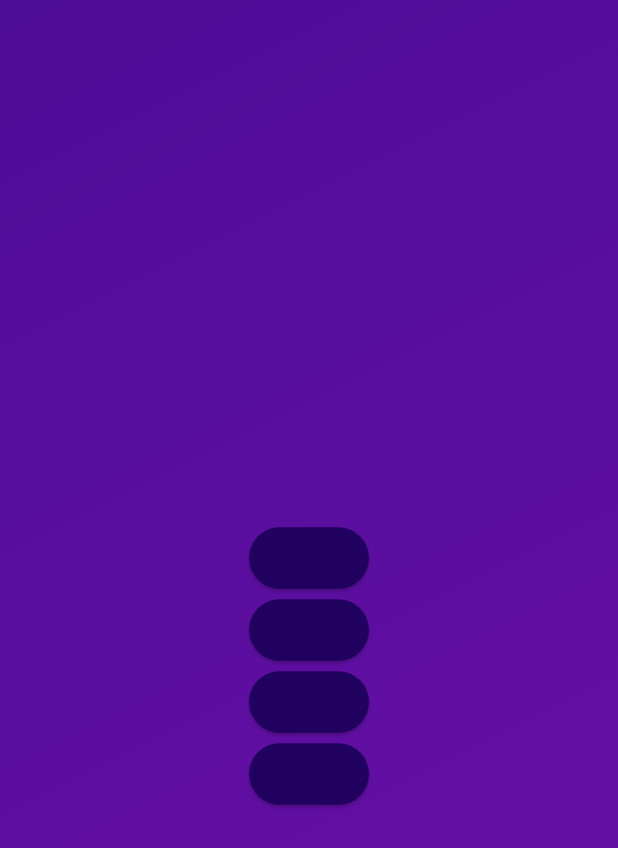
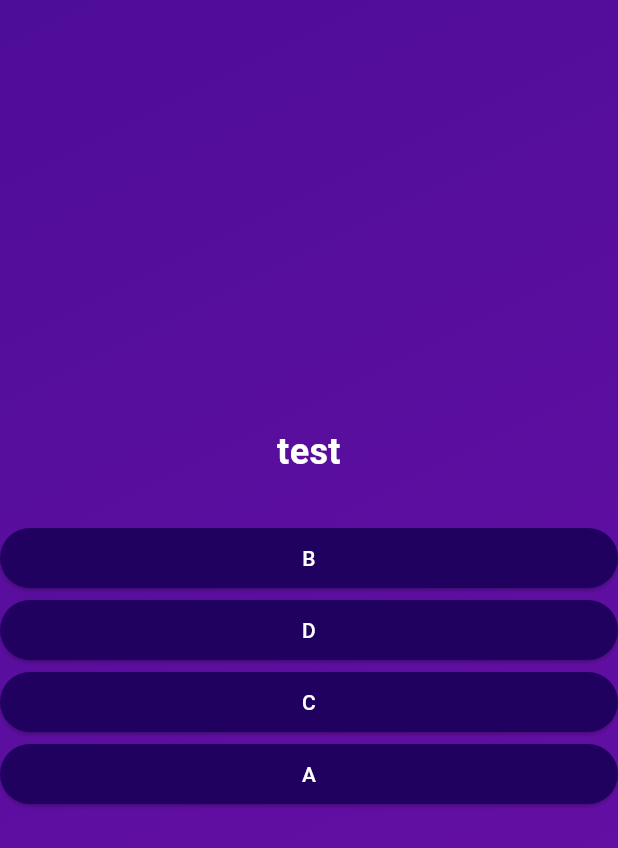
Before and after one commit to symphatixe/quiz_app, a Flutter app: the screen it shows after launch, after a tap on "Start Quiz", on a phone screen of 412 x 824 dp. Shown: the top 848 px of the screen. Run offline on Flutter 3.47's test engine with Material 3 defaults, Android fonts, the phone set to English and light mode, and no system bars.

Commit message:
Finished working on randomizing the answer buttons.

```diff
--- a/lib/answer_button.dart
+++ b/lib/answer_button.dart
@@ -8,6 +8,7 @@ class AnswerButton extends StatelessWidget {
 
   @override
   Widget build(context) {
+
     return ElevatedButton(
       onPressed: onTap,
       style: ElevatedButton.styleFrom(
@@ -18,7 +19,10 @@ class AnswerButton extends StatelessWidget {
           horizontal: 40,
         )
       ),
-      child: Text(answerText),
+      child: Text(
+        answerText,
+        textAlign: TextAlign.center,
+      ),
     );
   }
 }
--- a/lib/data/questions.dart
+++ b/lib/data/questions.dart
@@ -2,12 +2,12 @@ import 'package:quiz_app/models/quiz_question.dart';
 
 const questions = [
   QuizQuestion(
-    "",
+    "test",
     [
-      "",
-      "",
-      "",
-      "",
+      "A",
+      "B",
+      "C",
+      "D",
     ]
   ),
   QuizQuestion(
--- a/lib/models/quiz_question.dart
+++ b/lib/models/quiz_question.dart
@@ -3,4 +3,10 @@ class QuizQuestion{
 
   final String text;
   final List<String> answers;
+
+  List<String> getShuffledAnswers() {
+    final shuffledList = List.of(answers);
+    shuffledList.shuffle();
+    return shuffledList;
+  }
 }
--- a/lib/quiz_screen.dart
+++ b/lib/quiz_screen.dart
@@ -12,14 +12,24 @@ class QuizScreen extends StatefulWidget {
 }
 
 class _ScreenState extends State<QuizScreen>{
+  var currentQuestionIndex = 0;
+
+  void answerQuestion()
+  {
+    setState(() {
+      currentQuestionIndex++;
+    });
+  }
+
   @override
   Widget build(BuildContext context) {
-    final currentQuestion = questions[0];
+    final currentQuestion = questions[currentQuestionIndex];
 
     return SizedBox(
       width: double.infinity,
       child: Column(
         mainAxisAlignment: MainAxisAlignment.center,
+        crossAxisAlignment: CrossAxisAlignment.stretch,
         children: [
           Text(
             currentQuestion.text,
@@ -33,8 +43,8 @@ class _ScreenState extends State<QuizScreen>{
 
           const SizedBox(height: 30),
 
-          ...currentQuestion.answers.map((item){
-            return AnswerButton(answerText: item, onTap: () {});
+          ...currentQuestion.getShuffledAnswers().map((item){
+            return AnswerButton(answerText: item, onTap: answerQuestion);
           }),
         ],
       ),
```
